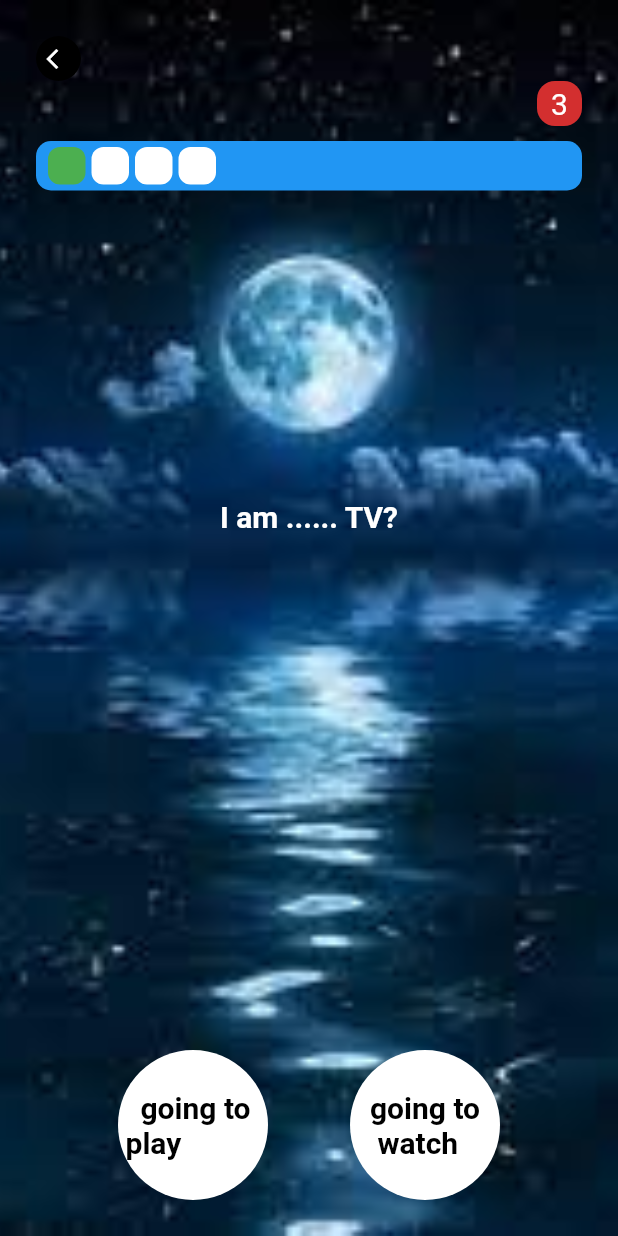
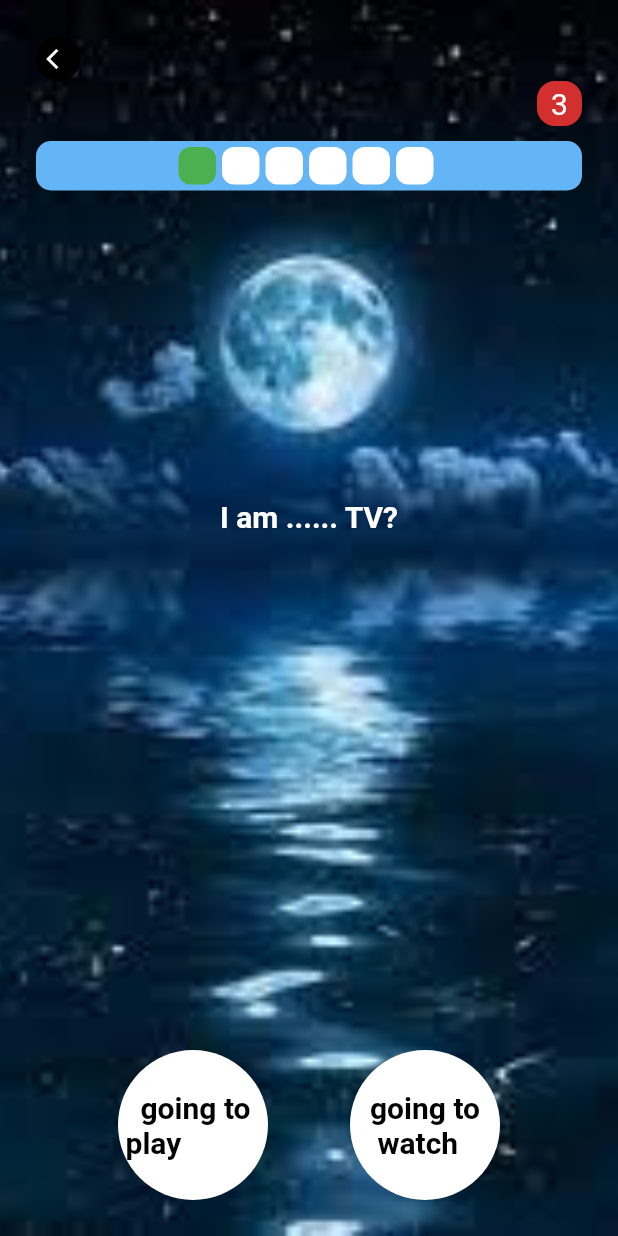
Before and after one commit to ngochien97/minigame, a Flutter app: the PlayGame screen opened directly, after a tap on "do", on a phone screen of 412 x 824 dp. Run offline on Flutter 3.47's test engine with Material 2 defaults, Android fonts, the phone set to English and light mode, and no system bars.

Commit message:
fig giao dien

```diff
--- a/lib/Modules/Request/Network_Request.dart
+++ b/lib/Modules/Request/Network_Request.dart
@@ -6,7 +6,7 @@ import 'package:gamemoonwalk/Modules/Model/ThemItem.dart';
 import 'package:http/http.dart' as http;
 
 class NetworkRequest {
-  static const String url = 'http://api.myfeel.me/question/getArrQuestion';
+  static const String url = 'http://api.myfeel.me/Question/getListCategory';
 
   static List<ThemeItem> parsepost(String responseBody) {
     var list = json.decode(responseBody) as List<dynamic>;
@@ -16,8 +16,8 @@ class NetworkRequest {
   }
 
   static Future<List<ThemeItem>> fetchPosts({int page = 1}) async {
-    final response = await http.get(Uri.https(
-        'http://api.myfeel.me/question/getArrQuestion', 'Question=Hows'));
+    final response = await http
+        .get(Uri.https('http://api.myfeel.me/Question', 'getListCategory'));
 
     if (response.statusCode == 200) {
       return compute(parsepost, response.body);
--- a/lib/Screens/PlayGame.dart
+++ b/lib/Screens/PlayGame.dart
@@ -48,6 +48,18 @@ class _PlayGameState extends State<PlayGame> {
       answerone: 'was \n sitting',
       answertwo: 'was \n catching',
       answertrue: 'was sitting',
+    ),
+    Questions(
+      question: 'How ___ children do you have?',
+      answerone: 'many',
+      answertwo: 'much',
+      answertrue: 'many',
+    ),
+    Questions(
+      question: 'Who do you ___ with?',
+      answerone: 'live',
+      answertwo: 'to',
+      answertrue: 'live',
     ),
   ];
 
@@ -152,10 +164,11 @@ class _PlayGameState extends State<PlayGame> {
                 height: 33,
                 width: MediaQuery.of(context).size.width,
                 decoration: BoxDecoration(
-                  color: Colors.blue[500],
+                  color: Colors.blue[300],
                   borderRadius: BorderRadius.circular(10),
                 ),
                 child: Row(
+                  mainAxisAlignment: MainAxisAlignment.center,
                   children: [
                     ...renderBox(),
                   ],
@@ -180,15 +193,15 @@ class _PlayGameState extends State<PlayGame> {
               Row(
                 mainAxisAlignment: MainAxisAlignment.spaceEvenly,
                 children: [
-                  (index >= data.length)
+                  (index >= data.length || count == 0)
                       ? Container()
                       : GestureDetector(
                           onTap: () {
                             checkRight(data[index].answerone);
                             setState(() {
                               index++;
-                              if (index == data.length) {
-                                Timer(Duration(seconds: 3), () {
+                              if (index == data.length || count == 0) {
+                                Timer(Duration(seconds: 2), () {
                                   Navigator.push(
                                     context,
                                     MaterialPageRoute(
@@ -217,15 +230,15 @@ class _PlayGameState extends State<PlayGame> {
                             ),
                           ),
                         ),
-                  (index >= data.length)
+                  (index >= data.length || count == 0)
                       ? Container()
                       : GestureDetector(
                           onTap: () {
                             checkRight(data[index].answertwo);
                             setState(() {
                               index++;
-                              if (index == data.length) {
-                                Timer(Duration(seconds: 3), () {
+                              if (index == data.length || count == 0) {
+                                Timer(Duration(seconds: 2), () {
                                   Navigator.push(
                                     context,
                                     MaterialPageRoute(
--- a/lib/Screens/Spalsh.dart
+++ b/lib/Screens/Spalsh.dart
@@ -93,7 +93,7 @@ class _GameMoonWalkState extends State<GameMoonWalk> {
                       );
                     },
                     child: Container(
-                      margin: EdgeInsets.only(bottom: 40),
+                      margin: EdgeInsets.only(bottom: 40, top: 20),
                       alignment: Alignment.topCenter,
                       width: 150,
                       height: 150,
--- a/pubspec.yaml
+++ b/pubspec.yaml
@@ -27,7 +27,6 @@ environment:
 # the latest version available on pub.dev. To see which dependencies have newer
 # versions available, run `flutter pub outdated`.
 dependencies:
-  http:
   flutter:
     sdk: flutter
 
@@ -36,6 +35,7 @@ dependencies:
   # Use with the CupertinoIcons class for iOS style icons.
   cupertino_icons: ^1.0.2
   ionicons: ^0.1.2
+  http: ^0.13.4
 
 
 
```
Also changed, not shown: lib/Screens/Result.dart (+17 -0 lines), lib/Asset/bg.jpg (added), lib/Asset/button-play.png (added), lib/Asset/button-replay.png (added).
